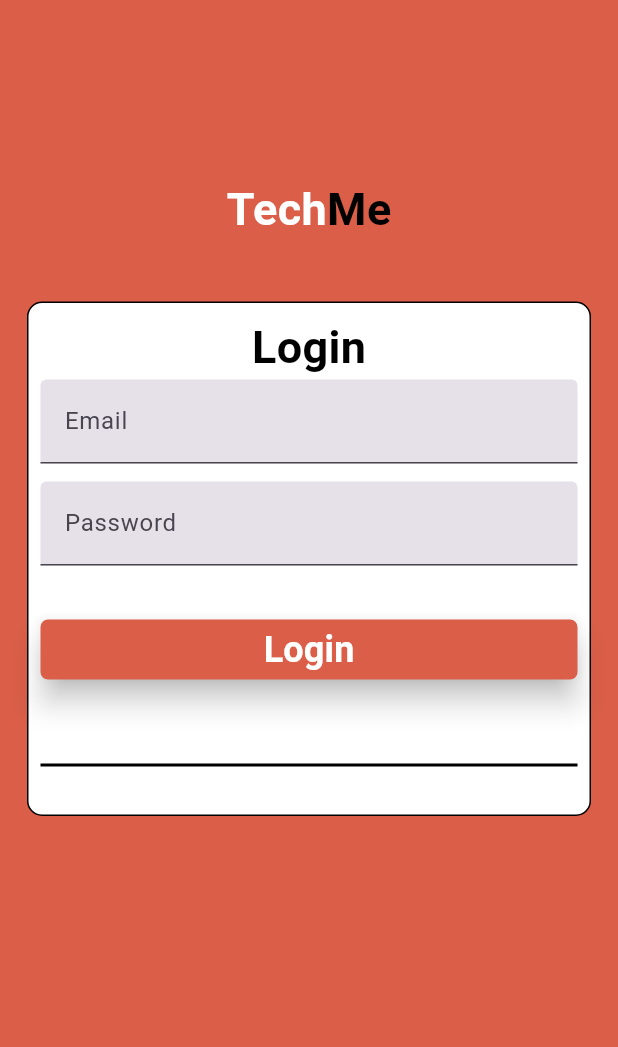
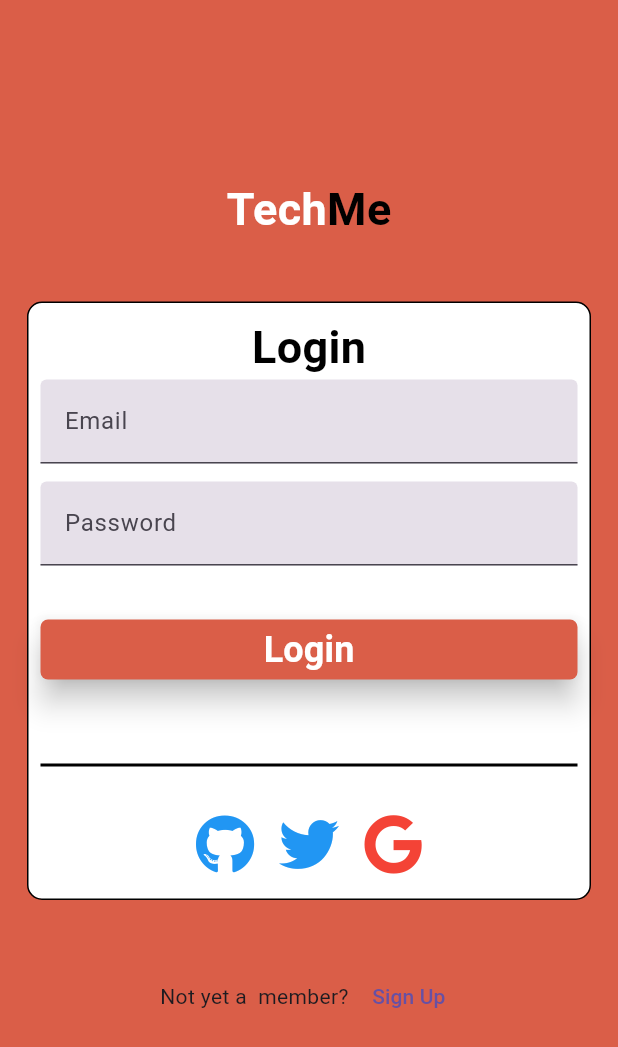
Before and after one commit to oliviertech212/Flutter_final_project, a Flutter app: the screen it shows after launch, after a tap on "Join Now", on a phone screen of 412 x 824 dp. Shown: the top 1047 px of the screen. Run offline on Flutter 3.47's test engine with Material 3 defaults, Android fonts, the light colour scheme and no system bars; our stand-ins replace font_awesome_flutter.

Commit message:
-add all icons github , twitter and google

```diff
--- a/lib/page/loginpage.dart
+++ b/lib/page/loginpage.dart
@@ -1,4 +1,5 @@
 import 'package:flutter/material.dart';
+import 'package:font_awesome_flutter/font_awesome_flutter.dart';
 
 class MyLoginPage extends StatefulWidget {
   const MyLoginPage({super.key});
@@ -116,8 +117,50 @@ class _MyLoginPageState extends State<MyLoginPage> {
                         // indent: 20,
                         // endIndent: 20,
                       ),
+                      Row(
+                        mainAxisAlignment: MainAxisAlignment.center,
+                        children: [
+// ...
+
+                          IconButton(
+                            onPressed: () {},
+                            icon: Icon(
+                              FontAwesomeIcons.github, // Use the GitHub icon
+                              color: Colors.blue,
+                              size: 40,
+                            ),
+                          ),
+                          IconButton(
+                            onPressed: () {},
+                            icon: Icon(
+                              FontAwesomeIcons.twitter, // Use the GitHub icon
+                              color: Colors.blue,
+                              size: 40,
+                            ),
+                          ),
+                          IconButton(
+                            onPressed: () {},
+                            icon: Icon(
+                              FontAwesomeIcons.google, // Use the GitHub icon
+                              color: Colors.red,
+                              size: 40,
+                            ),
+                          ),
+                        ],
+                      )
                     ]),
                   )),
+              SizedBox(height: 40),
+              Row(
+                mainAxisAlignment: MainAxisAlignment.center,
+                children: [
+                  Text(" Not yet a  member? "),
+                  TextButton(
+                    onPressed: () {},
+                    child: Text("Sign Up"),
+                  )
+                ],
+              )
             ]),
           ),
         ));
```
Also changed, not shown: pubspec.yaml (+4 -4 lines), pubspec.lock.
